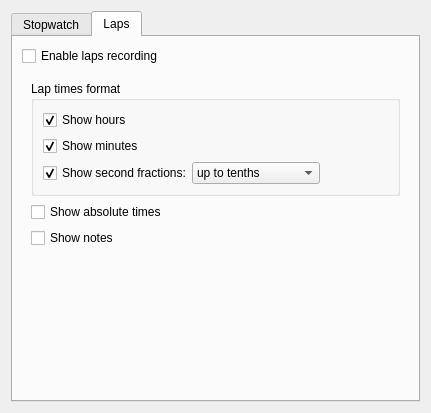
Old version of the form src/widgets/generalsettings.ui in the repository KDE/kronometer.
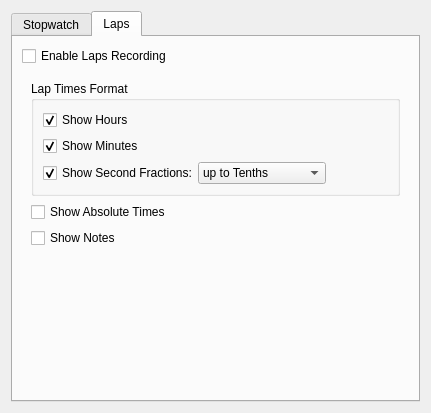
New version of the form. The open tabs and pages were chosen to show the change.

```diff
--- a/src/widgets/generalsettings.ui
+++ b/src/widgets/generalsettings.ui
@@ -157,7 +157,7 @@
           <string>Whether to enable the laps recording feature</string>
          </property>
          <property name="text">
-          <string>Enable laps recording</string>
+          <string>Enable Laps Recording</string>
          </property>
         </widget>
        </item>
@@ -173,7 +173,7 @@
              </size>
             </property>
             <property name="title">
-             <string>Lap times format</string>
+             <string>Lap Times Format</string>
             </property>
             <layout class="QVBoxLayout" name="verticalLayout_4">
              <item>
@@ -182,7 +182,7 @@
                 <string>Whether to show hours in the laps</string>
                </property>
                <property name="text">
-                <string>Show hours</string>
+                <string>Show Hours</string>
                </property>
                <property name="checked">
                 <bool>true</bool>
@@ -195,7 +195,7 @@
                 <string>Whether to show minutes in the laps</string>
                </property>
                <property name="text">
-                <string>Show minutes</string>
+                <string>Show Minutes</string>
                </property>
                <property name="checked">
                 <bool>true</bool>
@@ -226,7 +226,7 @@
                    <string>Whether to show second fractions in the laps</string>
                   </property>
                   <property name="text">
-                   <string>Show second fractions:</string>
+                   <string>Show Second Fractions:</string>
                   </property>
                   <property name="checked">
                    <bool>true</bool>
@@ -237,7 +237,7 @@
                  <widget class="QComboBox" name="kcfg_lapFractionsType">
                   <item>
                    <property name="text">
-                    <string>up to tenths</string>
+                    <string>up to Tenths</string>
                    </property>
                   </item>
                   <item>
@@ -274,14 +274,14 @@
           <item>
            <widget class="QCheckBox" name="kcfg_showLapAbsoluteTimes">
             <property name="text">
-             <string>Show absolute times</string>
+             <string>Show Absolute Times</string>
             </property>
            </widget>
           </item>
           <item>
            <widget class="QCheckBox" name="kcfg_showLapNotes">
             <property name="text">
-             <string>Show notes</string>
+             <string>Show Notes</string>
             </property>
            </widget>
           </item>
```
Left out of the diff: 20 changed lines with no effect on the pictures.
